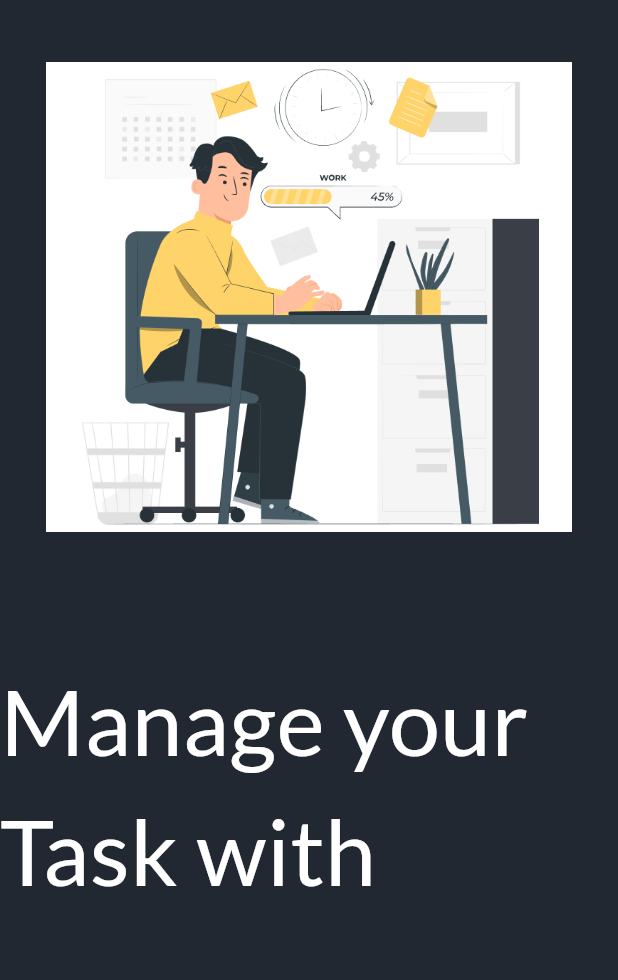
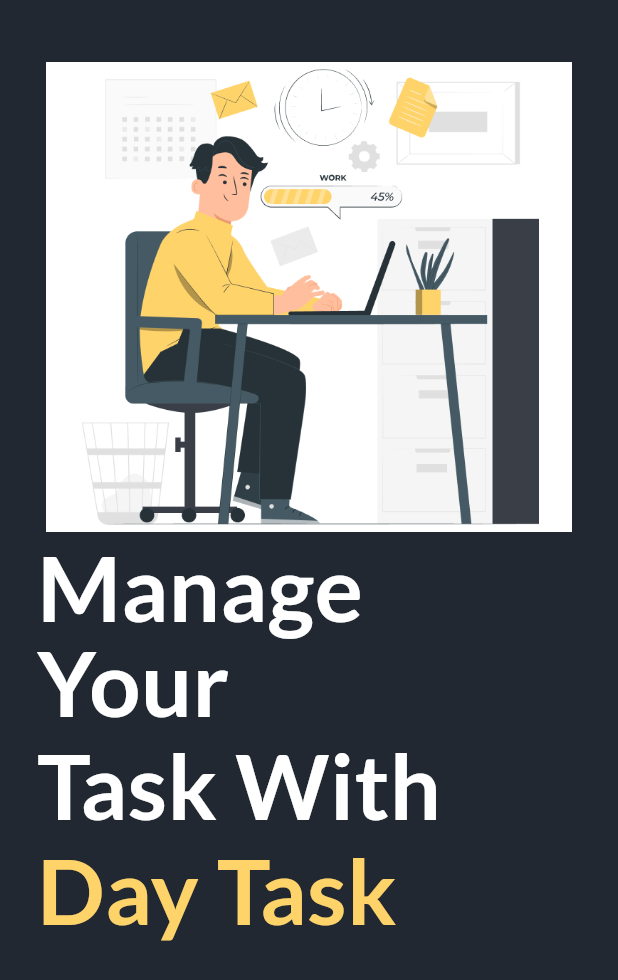
Before and after one commit to Ali730prog/task_mang, a Flutter app: the screen it shows after launch, on a phone screen of 412 x 824 dp. Shown: the top 980 px of the screen. Run offline on Flutter 3.47's test engine with Material 3 defaults, Android fonts, the phone set to English and light mode, and no system bars; our stand-ins replace google_fonts.

```diff
--- a/lib/app_screen/splash_screen/splash_screen.dart
+++ b/lib/app_screen/splash_screen/splash_screen.dart
@@ -21,6 +21,8 @@ class _SplashScreenState extends State<SplashScreen> {
         backgroundColor: AppColor.blue212832,
         body: Container(
           child: Column(
+            crossAxisAlignment: CrossAxisAlignment.start,
+            mainAxisAlignment: MainAxisAlignment.start,
             children: [
               SizedBox(
                 height: h * 0.05,
@@ -30,14 +32,42 @@ class _SplashScreenState extends State<SplashScreen> {
                 AppImages.splahImage,
                 width: w * 0.85,
               )),
-              SizedBox(
-                height: h * 0.10,
-              ),
-              Text("Manage your Task with",style: GoogleFonts.lato(
-                fontSize: 61,
-                fontWeight: FontWeight.w500,
-                color: AppColor.whiteFFFFFF
-              ),)
+              // SizedBox(
+              //   height: h * 0.10,
+              // ),
+              Padding(
+                padding:  EdgeInsets.only(left: w*0.06,top: h*0.02),
+                child: Column(
+                  crossAxisAlignment: CrossAxisAlignment.start,
+                  children: [
+                    Text("Manage",style: GoogleFonts.lato(
+                      fontSize: 60,
+                      height: 0.7,
+                      fontWeight: FontWeight.w700,
+                      color: AppColor.whiteFFFFFF,
+                    ),), Text(
+                      "Your",style: GoogleFonts.lato(
+                      textBaseline: TextBaseline.ideographic,
+                      height: 1.4,
+                      fontSize: 60,
+                      fontWeight: FontWeight.w700,
+                      color: AppColor.whiteFFFFFF,
+                    ),),
+                    Text("Task With",style: GoogleFonts.lato(
+                      fontSize: 60,
+                      height: 0.9,
+                      fontWeight: FontWeight.w700,
+                      color: AppColor.whiteFFFFFF,
+                    ),),
+                    Text("Day Task",style: GoogleFonts.lato(
+                      fontSize: 60,
+                      fontWeight: FontWeight.bold,
+                      color: AppColor.yellowFED36A,
+                    ),)
+                  ],
+                ),),
+
+
             ],
           ),
         ),
```
Also changed, not shown: lib/common_widgets/common_button.dart (added, +23 -0 lines).
